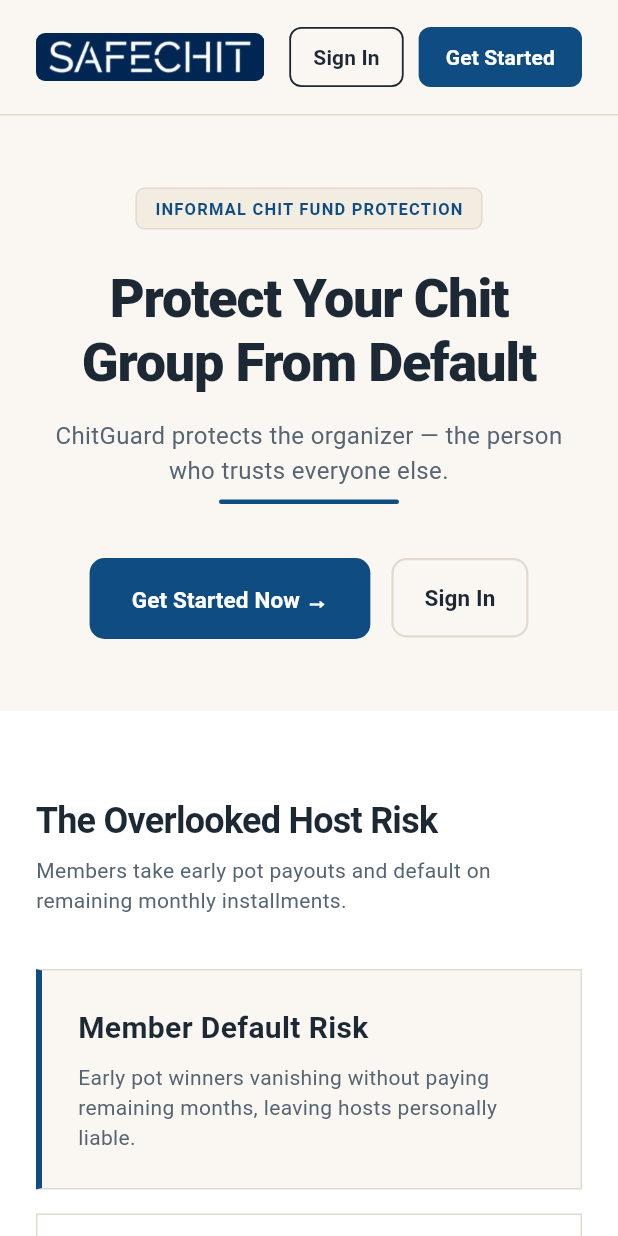
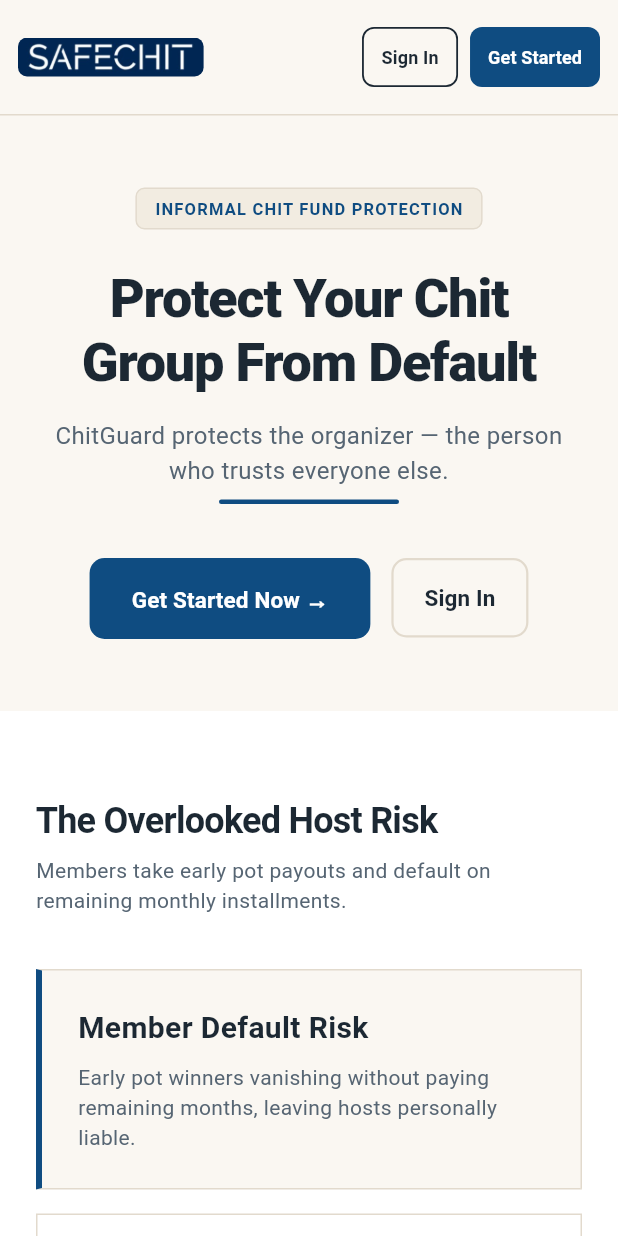
Before and after one commit to devesh-54/Safe_chit, a Flutter app: the screen it shows after launch, on a phone screen of 412 x 824 dp. Run offline on Flutter 3.47's test engine with Material 3 defaults, Android fonts, the phone set to English and light mode, and no system bars; our stand-ins replace camera, image_picker, permission_handler, supabase_flutter; missing offline and left inert: google_mlkit_face_detection; accounts and stored records are empty.

Commit message:
frontend changes

```diff
--- a/lib/screens/credentials_setup_screen.dart
+++ b/lib/screens/credentials_setup_screen.dart
@@ -124,9 +124,7 @@
       await SupabaseService.registerUser(
         username: username,
         password: password,
-        email: widget.state.emailAddress,
-        mobile: widget.state.mobileNumber,
-        legalName: widget.state.legalName,
+        state: widget.state,
       );
 
       if (!mounted) return;
--- a/lib/screens/landing_page_screen.dart
+++ b/lib/screens/landing_page_screen.dart
@@ -198,8 +198,14 @@
   Widget _buildNavBar(BuildContext context) {
     final isDesktop = MediaQuery.of(context).size.width > 800;
 
+    final screenWidth = MediaQuery.of(context).size.width;
+    final isMobile = screenWidth < 600;
+
     return Container(
-      padding: const EdgeInsets.symmetric(horizontal: 24, vertical: 14),
+      padding: EdgeInsets.symmetric(
+        horizontal: isMobile ? 12 : 24,
+        vertical: 14,
+      ),
       decoration: const BoxDecoration(
         color: Color(0xFFFAF7F2),
         border: Border(
@@ -216,15 +222,15 @@
                 borderRadius: BorderRadius.circular(6),
                 child: Image.asset(
                   'assets/images/logo.png',
-                  height: 32,
+                  height: isMobile ? 26 : 32,
                   fit: BoxFit.contain,
-                  errorBuilder: (context, error, stackTrace) => const Text(
+                  errorBuilder: (context, error, stackTrace) => Text(
                     'SafeChit',
                     style: TextStyle(
                       fontFamily: 'Roboto',
-                      fontSize: 20,
+                      fontSize: isMobile ? 18 : 20,
                       fontWeight: FontWeight.bold,
-                      color: Color(0xFF0F4C81),
+                      color: const Color(0xFF0F4C81),
                       letterSpacing: -0.5,
                     ),
                   ),
@@ -263,15 +269,22 @@
                 style: OutlinedButton.styleFrom(
                   side: const BorderSide(color: Color(0xFF1C2833), width: 1.2),
                   shape: RoundedRectangleBorder(borderRadius: BorderRadius.circular(8)),
-                  padding: const EdgeInsets.symmetric(horizontal: 16, vertical: 10),
+                  padding: EdgeInsets.symmetric(
+                    horizontal: isMobile ? 12 : 16,
+                    vertical: isMobile ? 8 : 10,
+                  ),
                 ),
-                child: const Text(
+                child: Text(
                   ChitGuardLandingCopy.heroCtaSecondary,
-                  style: TextStyle(color: Color(0xFF1C2833), fontWeight: FontWeight.w600, fontSize: 14),
+                  style: TextStyle(
+                    color: const Color(0xFF1C2833),
+                    fontWeight: FontWeight.w600,
+                    fontSize: isMobile ? 12 : 14,
+                  ),
                 ),
               ),
 
-              const SizedBox(width: 10),
+              SizedBox(width: isMobile ? 8 : 10),
 
               ElevatedButton(
                 onPressed: widget.onStartSignUp,
@@ -279,12 +292,18 @@
                   backgroundColor: const Color(0xFF0F4C81),
                   foregroundColor: Colors.white,
                   shape: RoundedRectangleBorder(borderRadius: BorderRadius.circular(8)),
-                  padding: const EdgeInsets.symmetric(horizontal: 18, vertical: 10),
+                  padding: EdgeInsets.symmetric(
+                    horizontal: isMobile ? 12 : 18,
+                    vertical: isMobile ? 8 : 10,
+                  ),
                   elevation: 0,
                 ),
-                child: const Text(
+                child: Text(
                   ChitGuardLandingCopy.heroCtaPrimary,
-                  style: TextStyle(fontWeight: FontWeight.bold, fontSize: 14),
+                  style: TextStyle(
+                    fontWeight: FontWeight.bold,
+                    fontSize: isMobile ? 12 : 14,
+                  ),
                 ),
               ),
             ],
```
Also changed, not shown: lib/services/supabase_service.dart (+46 -9 lines), pubspec.lock, 8 other files.
